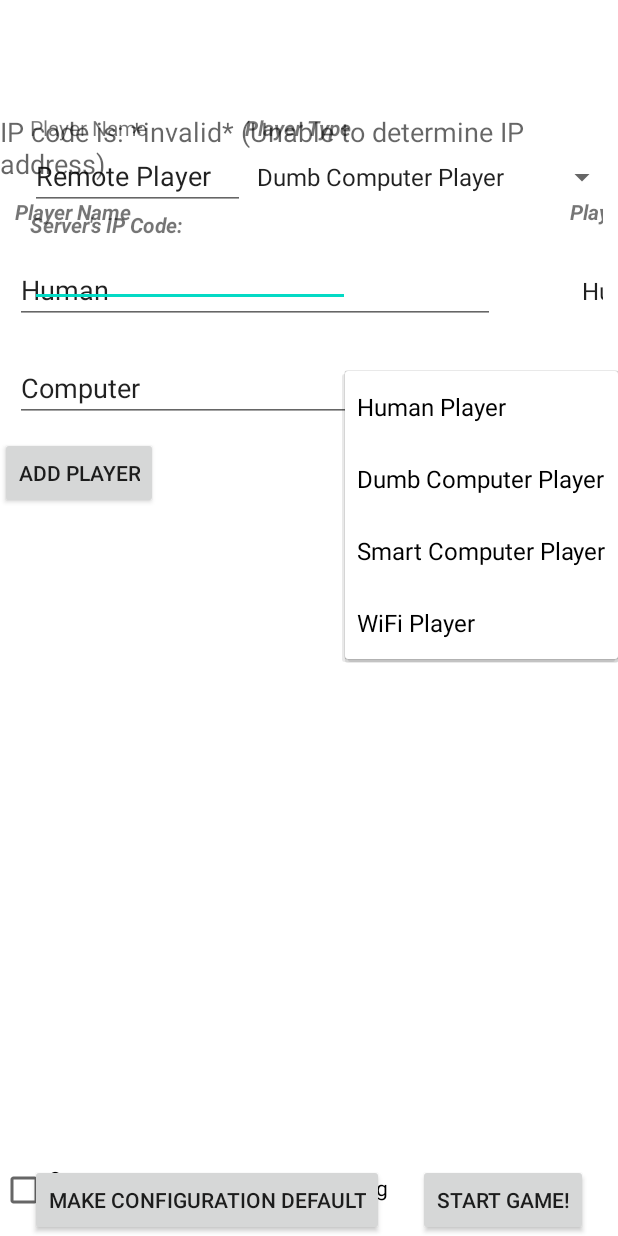
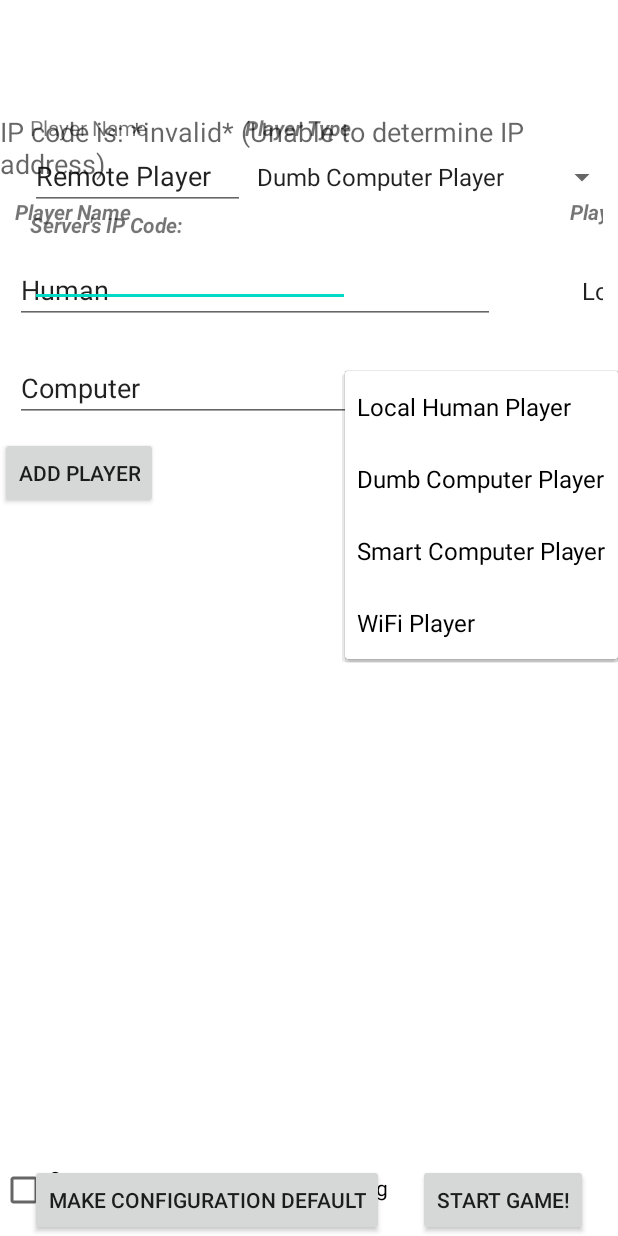
Before and after one commit to Devamp/StrategoFramework, an Android app: the screen it shows after launch (MainActivity), after a tap on "Dumb Computer Player", on a phone screen of 412 x 824 dp. Run offline under Robolectric (Android 15) with nearby library versions, the phone set to English and light mode, and no system bars.

```diff
--- a/app/src/main/java/com/example/strategotest/Stratego/MainActivity.java
+++ b/app/src/main/java/com/example/strategotest/Stratego/MainActivity.java
@@ -40,6 +40,8 @@ import java.util.ArrayList;
  */
 
 public class MainActivity extends GameMainActivity {
+
+    private static final String TAG = "MainActivity";
     public static final int PORT_NUMBER = 4444;
 
     @Override
@@ -49,7 +51,7 @@ public class MainActivity extends GameMainActivity {
         ArrayList<GamePlayerType> playerTypes = new ArrayList<GamePlayerType>();
 
         // local human GUI - as player 0
-        playerTypes.add(new GamePlayerType("Human Player") {
+        playerTypes.add(new GamePlayerType("Local Human Player") {
             public GamePlayer createPlayer(String name) {
                 return new HumanPlayer(name, R.layout.activity_main, 0);
             }
@@ -77,7 +79,7 @@ public class MainActivity extends GameMainActivity {
         defaultConfig.addPlayer("Computer", 1); // dumb computer player
 
         // Set the initial information for the remote player
-        defaultConfig.setRemoteData("Remote Player", "", 1); // red-on-yellow GUI
+        defaultConfig.setRemoteData("Remote Player", "", 1);
 
         //done!
         return defaultConfig;
```
Also changed, not shown: app/src/main/java/com/example/strategotest/Stratego/Players/HumanPlayer.java (+22 -2 lines).
